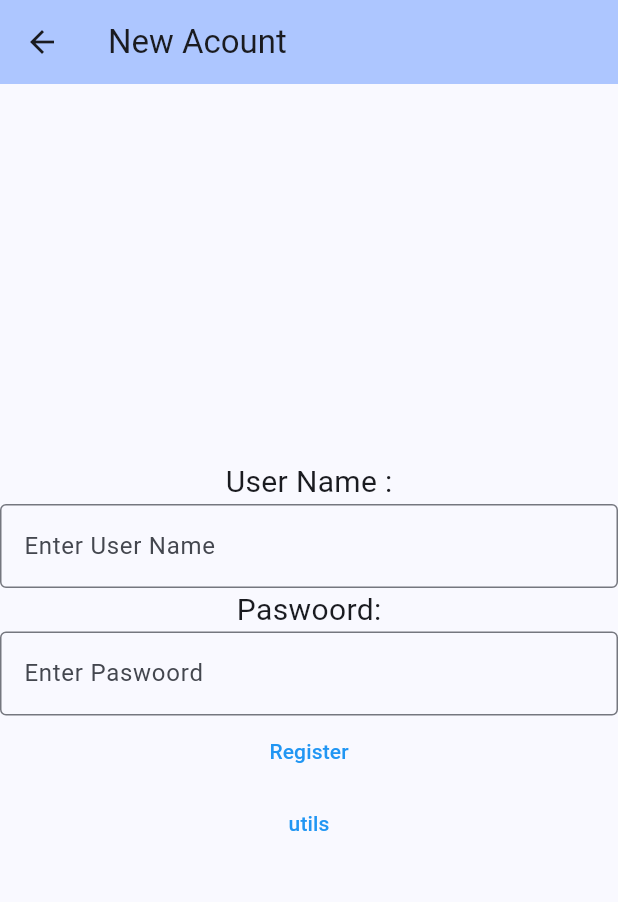
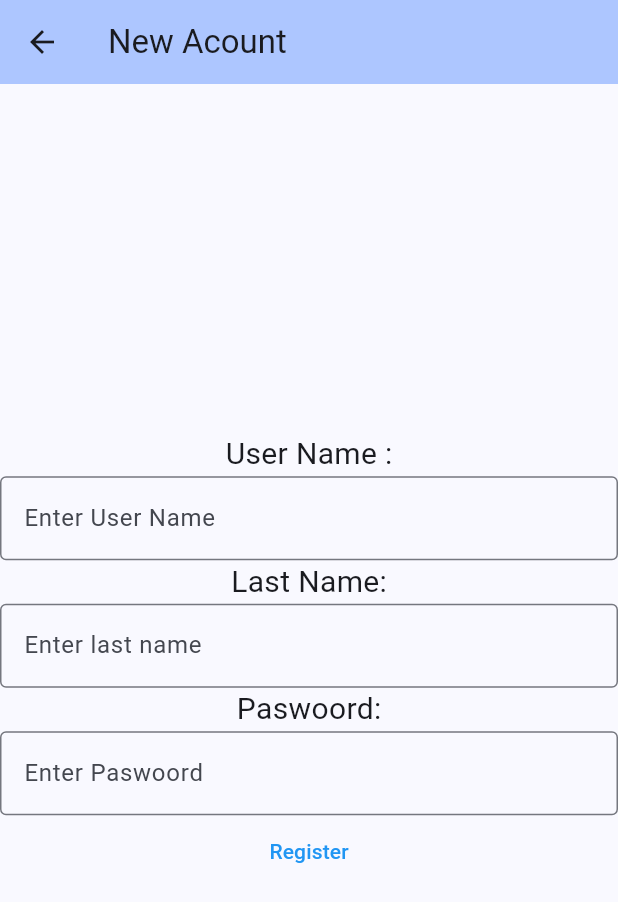
Before and after one commit to walaa27/Final-project, a Flutter app: the Registerscreen screen opened directly, on a phone screen of 412 x 824 dp. Shown: the top 902 px of the screen. Run offline on Flutter 3.47's test engine with Material 3 defaults, Android fonts, the phone set to English and light mode, and no system bars; missing offline and left inert: mysql1.

```diff
--- a/lib/Models/User.dart
+++ b/lib/Models/User.dart
@@ -3,7 +3,7 @@ class User {
     this.UserID = "",
     this.FirstName = "",
     this.LastName = "",
-    this.Password = 0 ,
+    this.Password = "" ,
 
 
   });
@@ -11,7 +11,7 @@ class User {
   String UserID;
   String FirstName;
   String LastName;
-  int Password;
+  String Password;
 
 
   factory User.fromJson(Map<String, dynamic> json)=>
@@ -20,7 +20,6 @@ class User {
         FirstName: json["FirstName"],
         LastName: json["LastName"],
         Password: json["Password"],
-
 
       );
 
--- a/lib/Views/RegisterScreen.dart
+++ b/lib/Views/RegisterScreen.dart
@@ -1,4 +1,5 @@
 import 'package:flutter/material.dart';
+import '../Models/User.dart';
 import '../Utils/DB.dart';
 import '../Utils/Utils.dart';
 import 'HomePageScreen.dart';
@@ -16,10 +17,10 @@ class Registerscreen extends StatefulWidget {
 
 class RegisterscreenPageState extends State<Registerscreen> {
   int _counter = 0;
-  final _txtId =TextEditingController();
+  // final _txtId =TextEditingController();
   final _txtUserName =TextEditingController();
-  final _txtphone =TextEditingController();
-  final _txtEmail =TextEditingController();
+  final _txtLastName =TextEditingController();
+  // final _txtEmail =TextEditingController();
   final _txtPaswoord =TextEditingController();
   void _incrementCounter() {
     setState(() {
@@ -33,9 +34,7 @@ class RegisterscreenPageState extends State<Registerscreen> {
 
     return Scaffold(
       appBar: AppBar(
-
         backgroundColor: Theme.of(context).colorScheme.inversePrimary,
-
         title: Text(widget.title),
       ),
       body: Center(
@@ -49,6 +48,7 @@ class RegisterscreenPageState extends State<Registerscreen> {
             Container(
               width: 500,
               child: TextField(
+                controller: _txtUserName,
                 decoration: InputDecoration(
                   border: OutlineInputBorder(),
                   hintText: 'Enter User Name',
@@ -57,10 +57,27 @@ class RegisterscreenPageState extends State<Registerscreen> {
             ),
 
 
+            Text("Last Name:" , style: TextStyle( fontSize: 20),),
+            Container(
+              width: 500,
+              child: TextField(
+                controller: _txtLastName,
+                decoration: InputDecoration(
+                  border: OutlineInputBorder(),
+                  hintText: 'Enter last name',
+                ),
+              ),
+            ),
+
+
+
+
+
             Text("Paswoord:" , style: TextStyle( fontSize: 20),),
             Container(
               width: 500,
               child: TextField(
+                controller: _txtPaswoord,
                 decoration: InputDecoration(
                   border: OutlineInputBorder(),
                   hintText: 'Enter Paswoord',
@@ -68,7 +85,7 @@ class RegisterscreenPageState extends State<Registerscreen> {
               ),
             ),
 
-
+/*
             TextButton(
               style: ButtonStyle(
                 foregroundColor: MaterialStateProperty.all<Color>(Colors.blue),
@@ -79,22 +96,29 @@ class RegisterscreenPageState extends State<Registerscreen> {
                   MaterialPageRoute(builder: (context) => Homepagescreen(title: 'HomePageScreen',)),
                 );
               },
-
               child: Text('Register'),
             ),
+            */
             TextButton(
               style: ButtonStyle(
                 foregroundColor: MaterialStateProperty.all<Color>(Colors.blue),
               ),
               onPressed: () {
-                insertUser("wbg","hh",'aa');
+                User us =new User();
+                us.FirstName = _txtUserName.text;
+                us.LastName = _txtLastName.text;
+                us.Password = _txtPaswoord.text;
+                insertUser(us);
 
-                var uti = new Utils();
-                uti.showMyDialog(context, _txtEmail.text,_txtId.text );
+                Navigator.push(
+                  context,
+                  MaterialPageRoute(builder: (context) => Homepagescreen(title: 'HomePageScreen',)),
+                );
 
-
+                // var uti = new Utils();
+                // uti.showMyDialog(context, _txtEmail.text,_txtId.text );
               },
-              child: Text('utils'),
+              child: Text('Register'),
             ),
 
 
```
Also changed, not shown: lib/Utils/DB.dart (+9 -10 lines).
